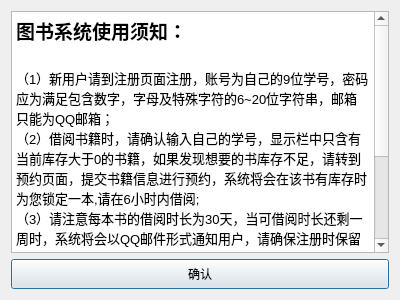
Old version of the form readme.ui in the repository banlanzs/317LibrarySystem.
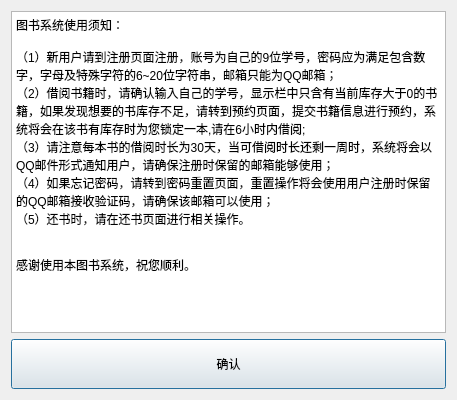
New version of the form.

Diff of the .ui file:
```diff
--- a/readme.ui
+++ b/readme.ui
@@ -6,31 +6,33 @@
    <rect>
     <x>0</x>
     <y>0</y>
-    <width>400</width>
-    <height>300</height>
+    <width>457</width>
+    <height>400</height>
    </rect>
   </property>
+  <property name="minimumSize">
+   <size>
+    <width>350</width>
+    <height>350</height>
+   </size>
+  </property>
   <property name="windowTitle">
    <string>使用须知</string>
   </property>
   <layout class="QGridLayout" name="gridLayout">
    <item row="0" column="0">
-    <widget class="QTextEdit" name="textEdit">
-     <property name="html">
-      <string>&lt;!DOCTYPE HTML PUBLIC &quot;-//W3C//DTD HTML 4.0//EN&quot; &quot;http://www.w3.org/TR/REC-html40/strict.dtd&quot;&gt;
-&lt;html&gt;&lt;head&gt;&lt;meta name=&quot;qrichtext&quot; content=&quot;1&quot; /&gt;&lt;style type=&quot;text/css&quot;&gt;
-p, li { white-space: pre-wrap; }
-&lt;/style&gt;&lt;/head&gt;&lt;body style=&quot; font-family:'SimSun'; font-size:9pt; font-weight:400; font-style:normal;&quot;&gt;
-&lt;p style=&quot; margin-top:0px; margin-bottom:0px; margin-left:0px; margin-right:0px; -qt-block-indent:0; text-indent:0px;&quot;&gt;&lt;span style=&quot; font-size:14pt; font-weight:600;&quot;&gt;图书系统使用须知：&lt;/span&gt;&lt;/p&gt;
-&lt;p style=&quot;-qt-paragraph-type:empty; margin-top:0px; margin-bottom:0px; margin-left:0px; margin-right:0px; -qt-block-indent:0; text-indent:0px; font-size:14pt; font-weight:600;&quot;&gt;&lt;br /&gt;&lt;/p&gt;
-&lt;p style=&quot; margin-top:0px; margin-bottom:0px; margin-left:0px; margin-right:0px; -qt-block-indent:0; text-indent:0px;&quot;&gt;&lt;span style=&quot; font-size:10pt;&quot;&gt;（1）新用户请到注册页面注册，账号为自己的9位学号，密码应为满足包含数字，字母及特殊字符的6~20位字符串，邮箱只能为QQ邮箱；&lt;/span&gt;&lt;/p&gt;
-&lt;p style=&quot; margin-top:0px; margin-bottom:0px; margin-left:0px; margin-right:0px; -qt-block-indent:0; text-indent:0px;&quot;&gt;&lt;span style=&quot; font-size:10pt;&quot;&gt;（2）借阅书籍时，请确认输入自己的学号，显示栏中只含有当前库存大于0的书籍，如果发现想要的书库存不足，请转到预约页面，提交书籍信息进行预约，系统将会在该书有库存时为您锁定一本,请在6小时内借阅;&lt;/span&gt;&lt;/p&gt;
-&lt;p style=&quot; margin-top:0px; margin-bottom:0px; margin-left:0px; margin-right:0px; -qt-block-indent:0; text-indent:0px;&quot;&gt;&lt;span style=&quot; font-size:10pt;&quot;&gt;（3）请注意每本书的借阅时长为30天，当可借阅时长还剩一周时，系统将会以QQ邮件形式通知用户，请确保注册时保留的邮箱能够使用；&lt;/span&gt;&lt;/p&gt;
-&lt;p style=&quot; margin-top:0px; margin-bottom:0px; margin-left:0px; margin-right:0px; -qt-block-indent:0; text-indent:0px;&quot;&gt;&lt;span style=&quot; font-size:10pt;&quot;&gt;（4）如果忘记密码，请转到密码重置页面，重置操作将会使用用户注册时保留的QQ邮箱接收验证码，请确保该邮箱可以使用；&lt;/span&gt;&lt;/p&gt;
-&lt;p style=&quot; margin-top:0px; margin-bottom:0px; margin-left:0px; margin-right:0px; -qt-block-indent:0; text-indent:0px;&quot;&gt;&lt;span style=&quot; font-size:10pt;&quot;&gt;（5）还书时，请在还书页面进行相关操作。&lt;/span&gt;&lt;/p&gt;
-&lt;p style=&quot;-qt-paragraph-type:empty; margin-top:0px; margin-bottom:0px; margin-left:0px; margin-right:0px; -qt-block-indent:0; text-indent:0px;&quot;&gt;&lt;br /&gt;&lt;/p&gt;
-&lt;p style=&quot;-qt-paragraph-type:empty; margin-top:0px; margin-bottom:0px; margin-left:0px; margin-right:0px; -qt-block-indent:0; text-indent:0px; font-size:10pt;&quot;&gt;&lt;br /&gt;&lt;/p&gt;
-&lt;p style=&quot; margin-top:0px; margin-bottom:0px; margin-left:0px; margin-right:0px; -qt-block-indent:0; text-indent:0px;&quot;&gt;&lt;span style=&quot; font-size:10pt; font-weight:600; color:#00ffff;&quot;&gt;感谢使用本图书系统，祝您顺利。&lt;/span&gt;&lt;/p&gt;&lt;/body&gt;&lt;/html&gt;</string>
+    <widget class="QPlainTextEdit" name="plainTextEdit">
+     <property name="plainText">
+      <string>图书系统使用须知：
+
+（1）新用户请到注册页面注册，账号为自己的9位学号，密码应为满足包含数字，字母及特殊字符的6~20位字符串，邮箱只能为QQ邮箱；
+（2）借阅书籍时，请确认输入自己的学号，显示栏中只含有当前库存大于0的书籍，如果发现想要的书库存不足，请转到预约页面，提交书籍信息进行预约，系统将会在该书有库存时为您锁定一本,请在6小时内借阅;
+（3）请注意每本书的借阅时长为30天，当可借阅时长还剩一周时，系统将会以QQ邮件形式通知用户，请确保注册时保留的邮箱能够使用；
+（4）如果忘记密码，请转到密码重置页面，重置操作将会使用用户注册时保留的QQ邮箱接收验证码，请确保该邮箱可以使用；
+（5）还书时，请在还书页面进行相关操作。
+
+
+感谢使用本图书系统，祝您顺利。</string>
      </property>
     </widget>
    </item>
@@ -39,7 +41,7 @@
      <property name="minimumSize">
       <size>
        <width>0</width>
-       <height>30</height>
+       <height>50</height>
       </size>
      </property>
      <property name="text">
```
